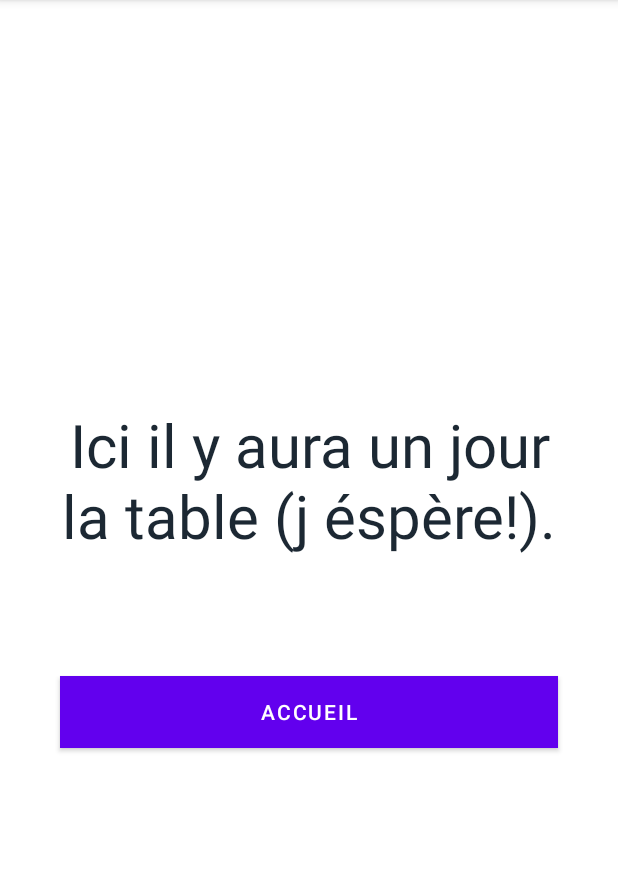
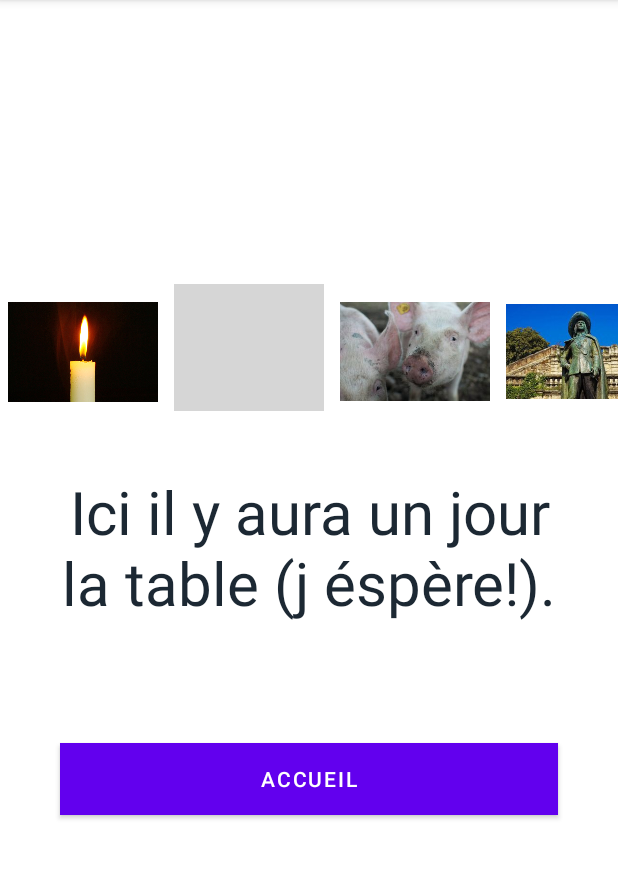
Before and after one commit to Vl4dou/Table_de_rappel_v3, an Android app: the TableActivity screen opened directly, with no data from a screen before it, on a phone screen of 412 x 824 dp, the part 84-963 px from its top. Run offline under Robolectric (Android 15) with nearby library versions, the phone set to English and light mode, and no system bars; grey boxes are pictures that could not be loaded.

Commit message:
debut de la table

```diff
--- a/app/src/main/java/com/example/tablederappelv3/TableActivity.java
+++ b/app/src/main/java/com/example/tablederappelv3/TableActivity.java
@@ -6,6 +6,7 @@ import android.content.Intent;
 import android.os.Bundle;
 import android.view.View;
 import android.widget.Button;
+import android.widget.ImageView;
 import android.widget.TextView;
 
 
@@ -14,7 +15,11 @@ public class TableActivity extends AppCompatActivity {
 
     private TextView titreTable;
     private Button boutonAccueil;
-
+    private ImageView image01;
+    private ImageView image02;
+    private ImageView image03;
+    private ImageView image04;
+    private ImageView image05;
 
 
     @Override
@@ -24,6 +29,13 @@ public class TableActivity extends AppCompatActivity {
 
         titreTable=(TextView) findViewById(R.id.titreTable);
         boutonAccueil=(Button) findViewById(R.id.boutonAccueil);
+        image01=(ImageView) findViewById(R.id.image01);
+        image01=(ImageView) findViewById(R.id.image02);
+        image01=(ImageView) findViewById(R.id.image03);
+        image01=(ImageView) findViewById(R.id.image04);
+        image01=(ImageView) findViewById(R.id.image05);
+
+        this.image01.setImageResource(getResources().getIdentifier("img01", "drawable", getPackageName()));
 
         this.boutonAccueil.setOnClickListener(new Button.OnClickListener() {
             @Override
--- a/app/src/main/res/layout/activity_table.xml
+++ b/app/src/main/res/layout/activity_table.xml
@@ -6,6 +6,44 @@
     android:layout_width="match_parent"
     android:layout_height="match_parent"
     tools:context=".TableActivity">
+
+    <LinearLayout
+        android:orientation="horizontal"
+        android:layout_width="match_parent"
+        android:layout_height="90dp">
+
+        <ImageView
+            android:id="@+id/image01"
+            android:src="@drawable/img01"
+            android:layout_width="100dp"
+            android:layout_height="90dp"
+            android:layout_margin="5dp"
+             />
+        <ImageView
+            android:id="@+id/image02"
+            android:src="@drawable/img02"
+            android:layout_width="100dp"
+            android:layout_height="90dp"
+            android:layout_margin="5dp" />
+        <ImageView
+            android:id="@+id/image03"
+            android:src="@drawable/img03"
+            android:layout_width="100dp"
+            android:layout_height="90dp"
+            android:layout_margin="5dp" />
+        <ImageView
+            android:id="@+id/image04"
+            android:src="@drawable/img04"
+            android:layout_width="100dp"
+            android:layout_height="90dp"
+            android:layout_margin="5dp" />
+        <ImageView
+            android:id="@+id/image05"
+            android:src="@drawable/img05"
+            android:layout_width="100dp"
+            android:layout_height="90dp"
+            android:layout_margin="5dp" />
+    </LinearLayout>
 
     <TextView
         android:id="@+id/titreTable"
```
